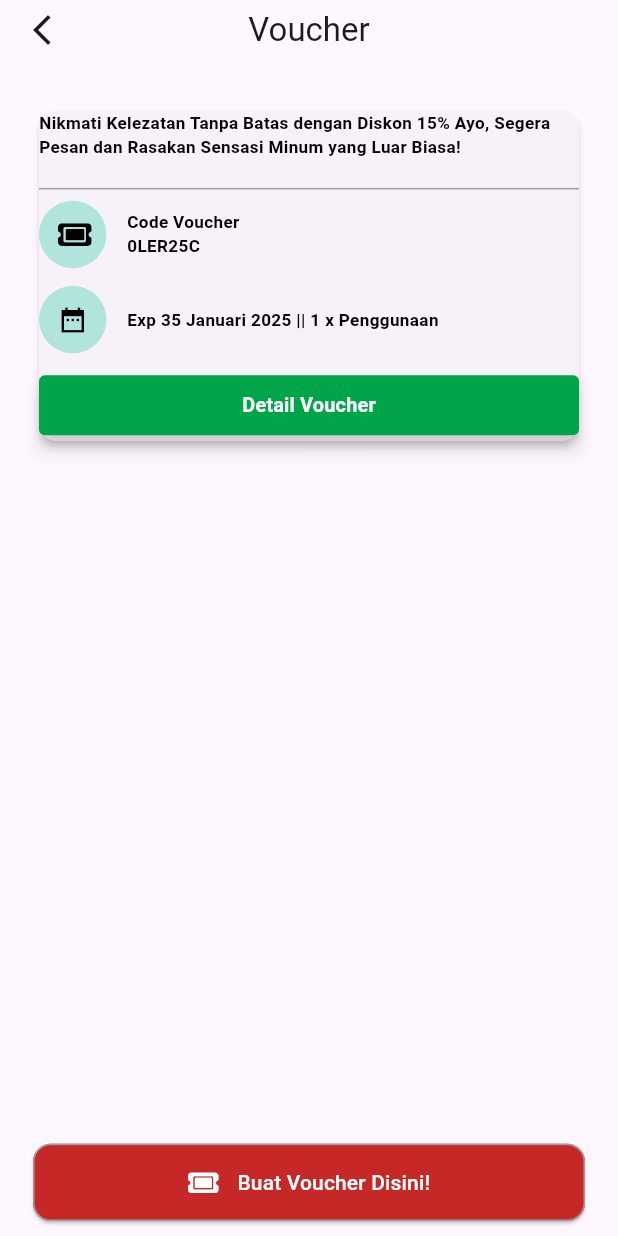
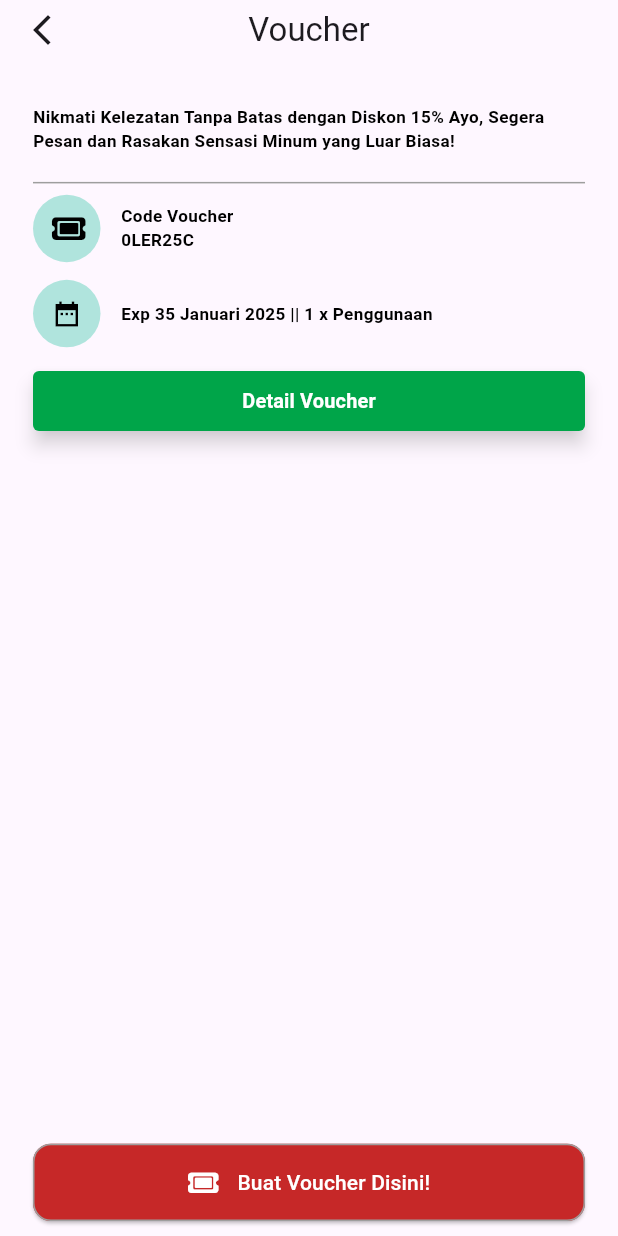
Before and after one commit to Shade2012/warmindo_admin_ui, a Flutter app: the VoucherPage screen opened by its route, on a phone screen of 412 x 824 dp. Run offline on Flutter 3.47's test engine with Material 3 defaults, Android fonts, the phone set to English and light mode, and no system bars; our stand-ins replace animated_custom_dropdown, flutter_svg, font_awesome_flutter, get, google_fonts, syncfusion_flutter_charts; Roboto replaces fonts that are missing (Oxygen).

Commit message:
style: [AF] voucher-page fix

```diff
--- a/lib/pages/voucher_page/view/voucher_page.dart
+++ b/lib/pages/voucher_page/view/voucher_page.dart
@@ -37,10 +37,7 @@ class VoucherPage extends StatelessWidget {
               Expanded(
                 child: ListView(
                   children: [
-                    Card(
-                      shadowColor: Colors.grey.withOpacity(0.5),
-                      elevation: 2,
-                      child: Column(
+                    Column(
                       crossAxisAlignment: CrossAxisAlignment.start,
                       children: [
                         Text(
@@ -82,7 +79,7 @@ class VoucherPage extends StatelessWidget {
                             SizedBox(width: screenWidth / 20),
                           ],
                         ),
-                          SizedBox(height: screenHeight / 78),
+                        SizedBox(height: screenHeight / 70),
                         ElevatedButton(
                           onPressed: () {
                             Get.toNamed(Routes.DETAIL_VOUCHER_PAGE);
@@ -100,7 +97,6 @@ class VoucherPage extends StatelessWidget {
                               style: whitevoucherTextStyle),
                         ),
                       ],
-                      ),
                     ),
                   ],
                 ),
```
Lines whose indentation alone changed are shown as unchanged.
